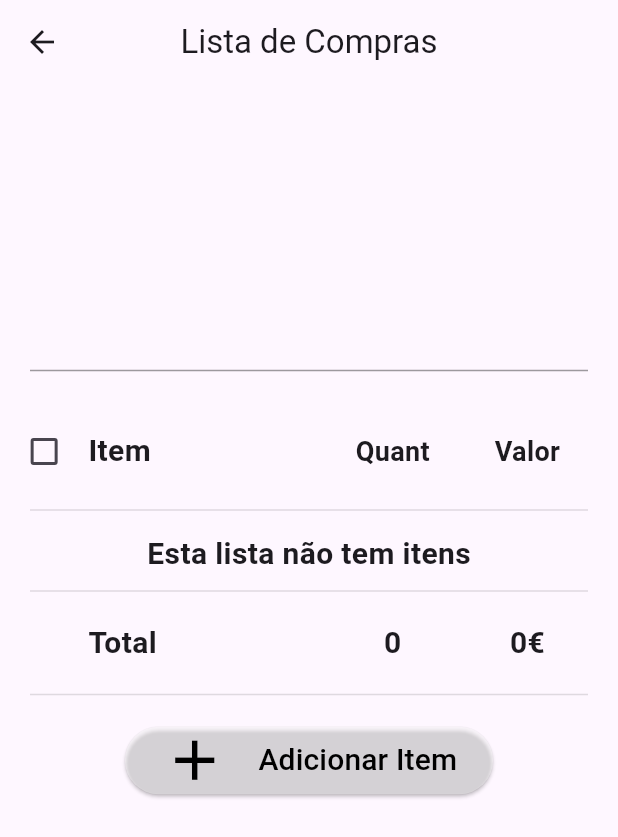
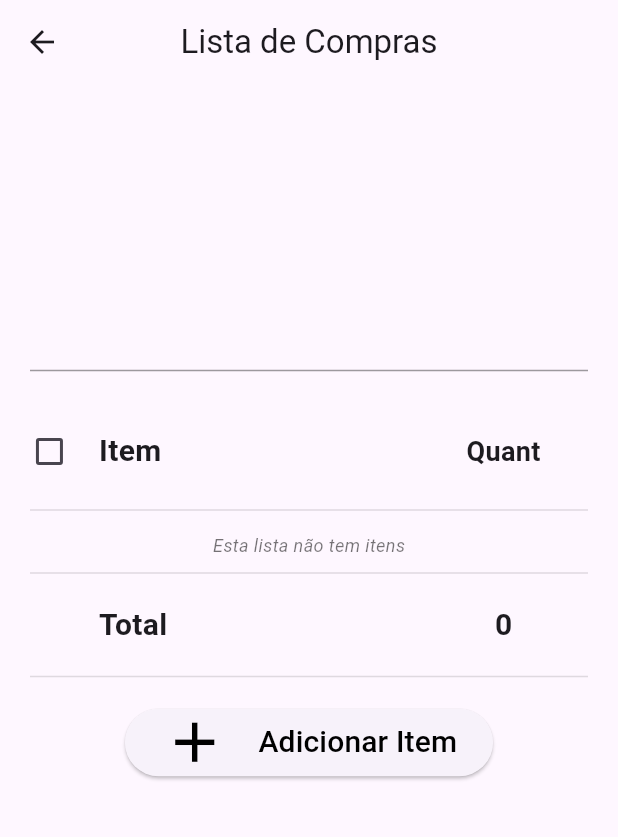
Before and after one commit to devCacti/Cooking, a Flutter app: the ViewList screen opened directly with empty values, on a phone screen of 412 x 824 dp. Shown: the top 837 px of the screen. Run offline on Flutter 3.47's test engine with Material 3 defaults, Android fonts, the phone set to English and light mode, and no system bars; our stand-ins replace flutter_colorpicker, flutter_secure_storage, flutter_speed_dial, image_picker; accounts and stored records are empty; network calls fail.

Commit message:
refactor: Redesign

```diff
--- a/CookApp/lib/Pages/Shopping Lists/shopping_lists.dart
+++ b/CookApp/lib/Pages/Shopping Lists/shopping_lists.dart
@@ -45,7 +45,7 @@ class _ShoppingListsState extends State<ShoppingLists> {
               itemCount: lists.length,
               itemBuilder: (context, index) {
                 return Padding(
-                  padding: const EdgeInsets.all(10),
+                  padding: const EdgeInsets.only(left: 10, right: 10, top: 6),
                   child: Row(
                     children: [
                       Material(
--- a/CookApp/lib/Pages/Shopping Lists/view_shopping_list.dart
+++ b/CookApp/lib/Pages/Shopping Lists/view_shopping_list.dart
@@ -65,9 +65,7 @@ class _ViewListState extends State<ViewList> {
             children: [
               TextField(
                 controller: nomeController,
-                decoration: const InputDecoration(
-                  hintText: 'Item',
-                ),
+                decoration: const InputDecoration(hintText: 'Item'),
               ),
               const SizedBox(height: 10),
               Row(
@@ -75,9 +73,7 @@ class _ViewListState extends State<ViewList> {
                   Expanded(
                     child: TextField(
                       controller: quantidadeController,
-                      decoration: const InputDecoration(
-                        hintText: 'Quantidade',
-                      ),
+                      decoration: const InputDecoration(hintText: 'Quantidade'),
                       keyboardType: TextInputType.number,
                     ),
                   ),
@@ -85,9 +81,7 @@ class _ViewListState extends State<ViewList> {
                   Expanded(
                     child: TextField(
                       controller: precoController,
-                      decoration: const InputDecoration(
-                        hintText: 'Preço',
-                      ),
+                      decoration: const InputDecoration(hintText: 'Preço'),
                       keyboardType: TextInputType.number,
                     ),
                   ),
@@ -113,21 +107,21 @@ class _ViewListState extends State<ViewList> {
                     nomeController.text.isNotEmpty) {
                   if (quantidadeController.text.isNotEmpty) {
                     //replace , with . if it exists
-                    quantidadeController.text =
-                        quantidadeController.text.replaceAll(',', '.');
+                    quantidadeController.text = quantidadeController.text
+                        .replaceAll(',', '.');
                   }
                   widget.list.addItem(
                     ListItem(
                       nome: nomeController.text,
-                      quantidade: quantidadeController.text == '' ||
+                      quantidade:
+                          quantidadeController.text == '' ||
                                   quantidadeController.text == '1'
                               ? 1
                               : double.parse(quantidadeController.text),
-                      preco: precoController.text == ''
+                      preco:
+                          precoController.text == ''
                               ? 0
-                          : double.parse(
-                              precoController.text,
-                            ),
+                              : double.parse(precoController.text),
                     ),
                   );
                 }
@@ -148,10 +142,7 @@ class _ViewListState extends State<ViewList> {
   @override
   Widget build(BuildContext context) {
     return Scaffold(
-      appBar: AppBar(
-        title: const Text('Lista de Compras'),
-        centerTitle: true,
-      ),
+      appBar: AppBar(title: const Text('Lista de Compras'), centerTitle: true),
       body: Center(
         child: ListView(
           children: [
@@ -159,10 +150,7 @@ class _ViewListState extends State<ViewList> {
             Text(
               widget.list.nome,
               textAlign: TextAlign.center,
-              style: const TextStyle(
-                fontSize: 30,
-                fontWeight: FontWeight.bold,
-              ),
+              style: const TextStyle(fontSize: 30, fontWeight: FontWeight.bold),
             ),
             const SizedBox(height: 20),
             widget.list.descricao == null
@@ -172,9 +160,7 @@ class _ViewListState extends State<ViewList> {
                     Text(
                       widget.list.descricao!,
                       textAlign: TextAlign.center,
-                        style: const TextStyle(
-                          fontSize: 20,
-                        ),
+                      style: const TextStyle(fontSize: 20),
                     ),
                     const SizedBox(height: 20),
                   ],
@@ -182,9 +168,7 @@ class _ViewListState extends State<ViewList> {
             Text(
               widget.list.data == null ? 'Sem Data' : widget.list.data!,
               textAlign: TextAlign.center,
-              style: const TextStyle(
-                fontSize: 20,
-              ),
+              style: const TextStyle(fontSize: 20),
             ),
             const SizedBox(height: 20),
             //? Divider
@@ -204,7 +188,8 @@ class _ViewListState extends State<ViewList> {
                   width: MediaQuery.of(context).size.width / 10,
                   child: Checkbox(
                     tristate: true,
-                    value: allItemsChecked
+                    value:
+                        allItemsChecked
                             ? true
                             : widget.list.items!.any((item) => item.checked)
                             ? null
@@ -240,27 +225,26 @@ class _ViewListState extends State<ViewList> {
                   ),
                 ),
                 SizedBox(
-                  width: MediaQuery.of(context).size.width / 2.5,
+                  width:
+                      MediaQuery.of(context).size.width /
+                      (widget.list.detalhada ?? false ? 2.5 : 2),
                   child: const Text(
                     'Item',
-                    style: TextStyle(
-                      fontSize: 20,
-                      fontWeight: FontWeight.bold,
-                    ),
+                    style: TextStyle(fontSize: 20, fontWeight: FontWeight.bold),
                   ),
                 ),
                 SizedBox(
-                  width: MediaQuery.of(context).size.width / 7,
+                  width:
+                      MediaQuery.of(context).size.width /
+                      (widget.list.detalhada ?? false ? 7 : 4),
                   child: const Text(
                     'Quant',
                     textAlign: TextAlign.center,
-                    style: TextStyle(
-                      fontSize: 18,
-                      fontWeight: FontWeight.bold,
+                    style: TextStyle(fontSize: 18, fontWeight: FontWeight.bold),
                   ),
                 ),
-                ),
-                SizedBox(
+                widget.list.detalhada ?? false
+                    ? SizedBox(
                       width: MediaQuery.of(context).size.width / 4,
                       child: const Text(
                         'Valor',
@@ -270,7 +254,8 @@ class _ViewListState extends State<ViewList> {
                           fontWeight: FontWeight.bold,
                         ),
                       ),
-                ),
+                    )
+                    : const SizedBox(),
               ],
             ),
 
@@ -292,8 +277,9 @@ class _ViewListState extends State<ViewList> {
                   child: Text(
                     'Esta lista não tem itens',
                     style: TextStyle(
-                        fontWeight: FontWeight.bold,
-                        fontSize: 20,
+                      fontStyle: FontStyle.italic,
+                      fontSize: 12,
+                      color: Colors.black54,
                     ),
                   ),
                 )
@@ -302,12 +288,11 @@ class _ViewListState extends State<ViewList> {
                   itemBuilder: (context, index) {
                     return Column(
                       children: [
-                          Padding(
-                            padding: const EdgeInsets.only(left: 5, right: 5),
-                            child: GestureDetector(
+                        GestureDetector(
                           onLongPress: () {
-                                deleteConfirmationDialog(context, 'item')
-                                    .then((value) {
+                            deleteConfirmationDialog(context, 'item').then((
+                              value,
+                            ) {
                               if (value != null && value) {
                                 setState(() {
                                   widget.list.items!.removeAt(index);
@@ -325,16 +310,13 @@ class _ViewListState extends State<ViewList> {
                               borderRadius: BorderRadius.circular(10),
                             ),
                             child: Row(
-                                  mainAxisAlignment:
-                                      MainAxisAlignment.spaceEvenly,
+                              mainAxisAlignment: MainAxisAlignment.spaceEvenly,
                               children: [
                                 //Checked
                                 SizedBox(
-                                      width: MediaQuery.of(context).size.width /
-                                          10,
+                                  width: MediaQuery.of(context).size.width / 10,
                                   child: Checkbox(
-                                        value:
-                                            widget.list.items![index].checked,
+                                    value: widget.list.items![index].checked,
                                     onChanged: (value) {
                                       setState(() {
                                         widget.list.items![index].checked =
@@ -345,56 +327,58 @@ class _ViewListState extends State<ViewList> {
                                   ),
                                 ),
                                 SizedBox(
-                                      width: MediaQuery.of(context).size.width /
-                                          2.5,
+                                  width:
+                                      MediaQuery.of(context).size.width /
+                                      (widget.list.detalhada ?? false
+                                          ? 2.5
+                                          : 2),
                                   child: Text(
                                     widget.list.items![index].nome,
                                     textAlign: TextAlign.start,
-                                        style: const TextStyle(
-                                          fontSize: 20,
-                                        ),
+                                    style: const TextStyle(fontSize: 20),
                                   ),
                                 ),
                                 SizedBox(
                                   width:
-                                          MediaQuery.of(context).size.width / 7,
+                                      MediaQuery.of(context).size.width /
+                                      (widget.list.detalhada ?? false ? 7 : 4),
                                   child: Text(
                                     // Avoiding x.0 values instead just x
                                     widget.list.items![index].quantidade
-                                            .toStringAsFixed(widget
+                                        .toStringAsFixed(
+                                          widget.list.items![index].quantidade
+                                                      .truncateToDouble() ==
+                                                  widget
                                                       .list
                                                       .items![index]
                                                       .quantidade
-                                                        .truncateToDouble() ==
-                                                    widget.list.items![index]
-                                                        .quantidade
                                               ? 0
-                                                : widget.list.items![index]
+                                              : widget
+                                                  .list
+                                                  .items![index]
                                                   .quantidade
                                                   .toString()
                                                   .split('.')
                                                   .last
-                                                    .length)
+                                                  .length,
+                                        )
                                         .replaceAll('.', ','),
                                     textAlign: TextAlign.center,
-                                        style: const TextStyle(
-                                          fontSize: 20,
+                                    style: const TextStyle(fontSize: 20),
                                   ),
                                 ),
-                                    ),
-                                    SizedBox(
+                                widget.list.detalhada ?? false
+                                    ? SizedBox(
                                       width:
                                           MediaQuery.of(context).size.width / 4,
                                       child: Text(
                                         '${widget.list.items![index].preco.toStringAsFixed(widget.list.items![index].preco.truncateToDouble() == widget.list.items![index].preco ? 0 : widget.list.items![index].preco.toString().split('.').last.length).replaceAll('.', ',')}€',
                                         textAlign: TextAlign.center,
-                                        style: const TextStyle(
-                                          fontSize: 20,
+                                        style: const TextStyle(fontSize: 20),
                                       ),
-                                      ),
-                                    ),
+                                    )
+                                    : const SizedBox(),
                               ],
-                                ),
                             ),
                           ),
                         ),
@@ -421,24 +405,30 @@ class _ViewListState extends State<ViewList> {
               children: [
                 SizedBox(width: MediaQuery.of(context).size.width / 10),
                 SizedBox(
-                  width: MediaQuery.of(context).size.width / 2.5,
+                  width:
+                      MediaQuery.of(context).size.width /
+                      (widget.list.detalhada ?? false ? 2.5 : 2),
                   child: const Text(
                     'Total',
                     textAlign: TextAlign.start,
-                    style: TextStyle(
-                      fontSize: 20,
-                      fontWeight: FontWeight.bold,
-                    ),
+                    style: TextStyle(fontSize: 20, fontWeight: FontWeight.bold),
                   ),
                 ),
                 SizedBox(
-                  width: MediaQuery.of(context).size.width / 7,
+                  width:
+                      MediaQuery.of(context).size.width /
+                      (widget.list.detalhada ?? false ? 7 : 4),
                   child: Text(
                     totalQuantidade
-                        .toStringAsFixed(totalQuantidade.truncateToDouble() ==
-                                totalQuantidade
+                        .toStringAsFixed(
+                          totalQuantidade.truncateToDouble() == totalQuantidade
                               ? 0
-                            : totalQuantidade.toString().split('.').last.length)
+                              : totalQuantidade
+                                  .toString()
+                                  .split('.')
+                                  .last
+                                  .length,
+                        )
                         .replaceAll('.', ','),
                     textAlign: TextAlign.center,
                     style: const TextStyle(
@@ -447,7 +437,8 @@ class _ViewListState extends State<ViewList> {
                     ),
                   ),
                 ),
-                SizedBox(
+                widget.list.detalhada ?? false
+                    ? SizedBox(
                       width: MediaQuery.of(context).size.width / 4,
                       child: Text(
                         '${totalValor.toStringAsFixed(totalValor.truncateToDouble() == totalValor ? 0 : totalValor.toString().split('.').last.length).replaceAll('.', ',')}€',
@@ -457,7 +448,8 @@ class _ViewListState extends State<ViewList> {
                           fontWeight: FontWeight.bold,
                         ),
                       ),
-                ),
+                    )
+                    : const SizedBox(),
               ],
             ),
             const SizedBox(height: 10),
@@ -474,25 +466,21 @@ class _ViewListState extends State<ViewList> {
               mainAxisAlignment: MainAxisAlignment.center,
               children: [
                 ElevatedButton(
-                  style: ButtonStyle(
-                    backgroundColor: MaterialStateProperty.all(
-                        Colors.white.withOpacity(0.4)),
-                  ),
                   child: const Row(
                     mainAxisAlignment: MainAxisAlignment.center,
                     children: [
-                      Icon(
-                        Icons.add,
-                        size: 45,
-                        color: Colors.black,
+                      Icon(Icons.add, size: 45, color: Colors.black),
+                      SizedBox(width: 20),
+                      Text(
+                        'Adicionar Item',
+                        style: TextStyle(fontSize: 20, color: Colors.black),
                       ),
-                      SizedBox(width: 20),
-                      Text('Adicionar Item',
-                          style: TextStyle(fontSize: 20, color: Colors.black)),
                     ],
                   ),
                   onPressed: () {
-                    _addItemDialog();
+                    setState(() {
+                      _addItemDialog().then((value) => setState(() {}));
+                    });
                   },
                 ),
               ],
--- a/CookApp/lib/main.dart
+++ b/CookApp/lib/main.dart
@@ -189,7 +189,7 @@ class _MyHomePageState extends State<MyHomePage> {
                       ),
                     );
                   },
-                  padding: EdgeInsets.all(10),
+                  padding: EdgeInsets.all(4),
                   itemSnapping: true,
                   controller: controller,
                   elevation: 4,
```
Lines whose indentation alone changed are shown as unchanged.
